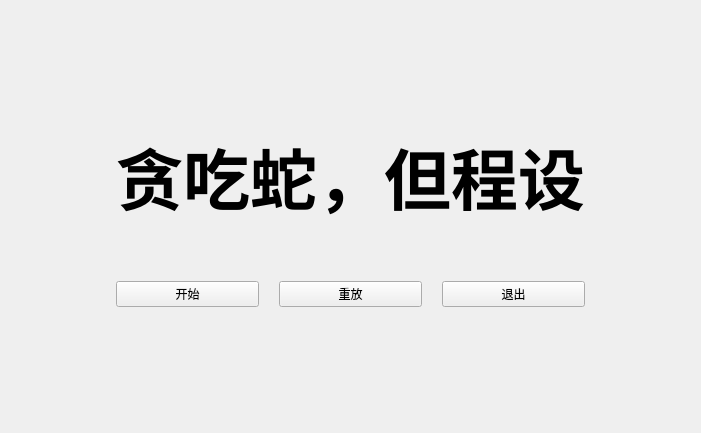
Before: the Qt Designer form widget.ui in UbeCc/SnakeFoP, drawn with Qt 5.
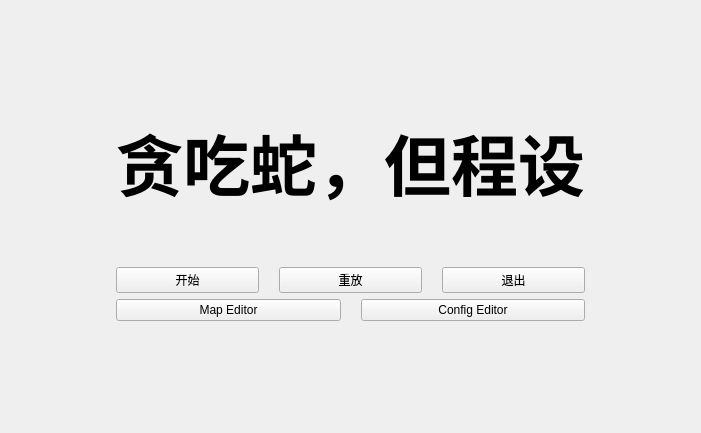
After: the same form once the commit is applied.

```diff
--- a/widget.ui
+++ b/widget.ui
@@ -111,6 +111,27 @@
        </item>
       </layout>
      </item>
+     <item>
+      <layout class="QHBoxLayout" name="horizontalLayout_3">
+       <property name="spacing">
+        <number>20</number>
+       </property>
+       <item>
+        <widget class="QPushButton" name="MapEditorButton">
+         <property name="text">
+          <string>Map Editor</string>
+         </property>
+        </widget>
+       </item>
+       <item>
+        <widget class="QPushButton" name="ConfigEditorButton">
+         <property name="text">
+          <string>Config Editor</string>
+         </property>
+        </widget>
+       </item>
+      </layout>
+     </item>
      <item>
       <spacer name="verticalSpacer_2">
        <property name="orientation">
```
